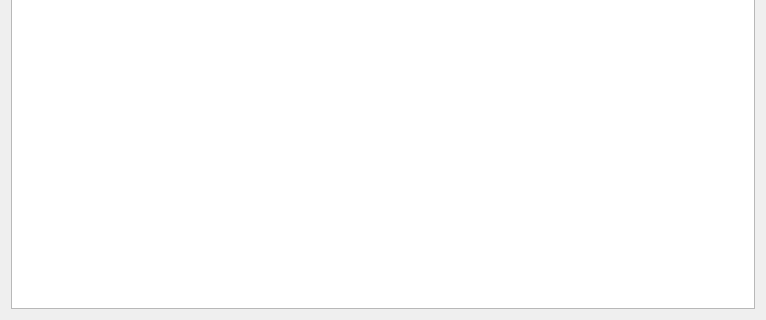
First picture: the form in infraestructure/ui/pages/habits/habits_view.ui, repository judajaavAlt/PI2, before the edit; both pictures show x 0 to 766 and y 248 to 568 of the 766 by 568 pixel window.
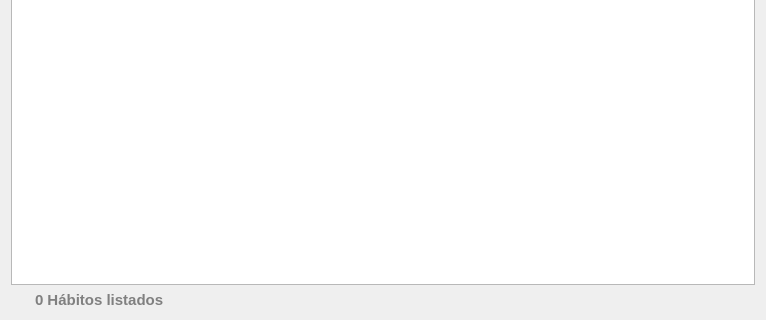
Second picture: the form after the edit.

Commit message: adding habit counter in habits view

Patch:
```diff
--- a/infraestructure/ui/pages/habits/habits_view.ui
+++ b/infraestructure/ui/pages/habits/habits_view.ui
@@ -42,6 +42,19 @@
    <item>
     <widget class="QListWidget" name="habits_list_container"/>
    </item>
+   <item>
+    <widget class="QLabel" name="label_habits_quantity">
+     <property name="styleSheet">
+      <string notr="true">font-weight: bold;
+font-size: 15px;
+padding: 0 0 0 20px;
+color: gray;</string>
+     </property>
+     <property name="text">
+      <string>0 Hábitos listados</string>
+     </property>
+    </widget>
+   </item>
   </layout>
  </widget>
  <resources/>
```
The commit also changes 2 other files.
